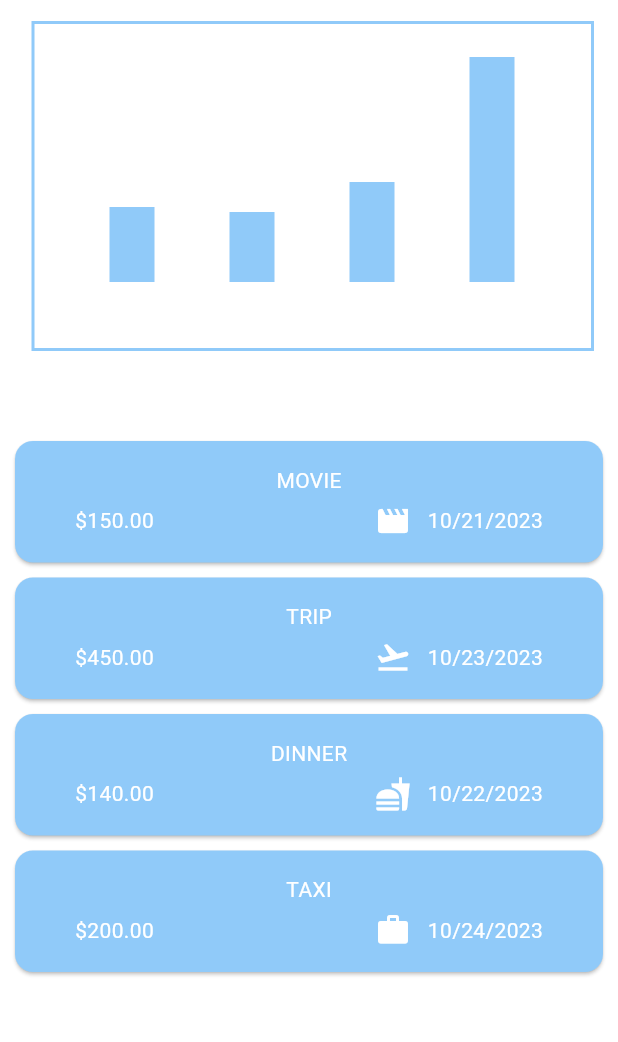
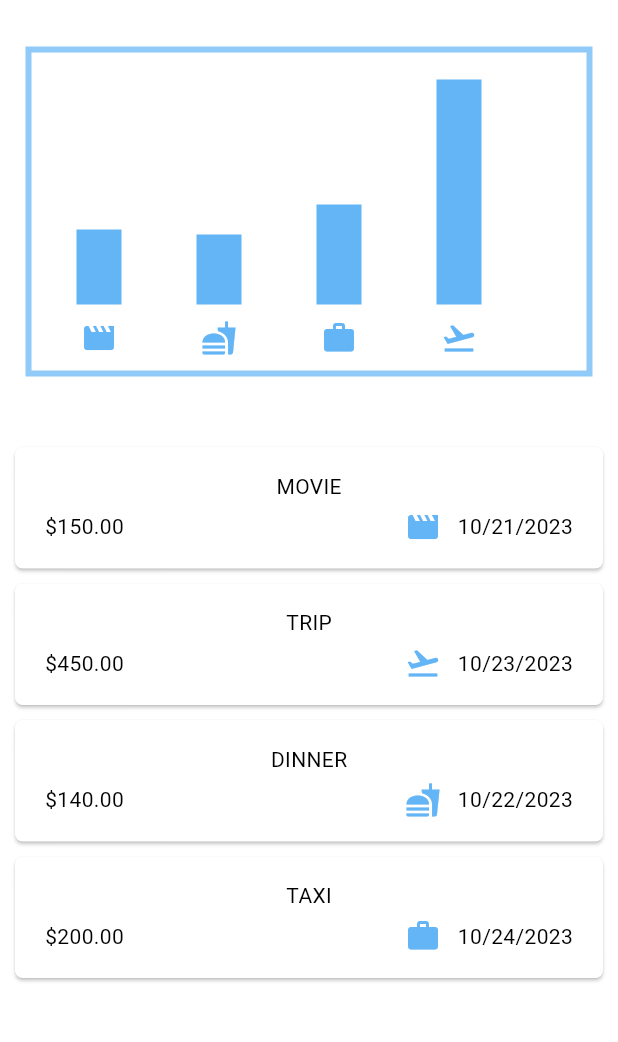
Before and after one commit to basheerkp/expense_tracker, a Flutter app: the screen it shows after launch, on a phone screen of 412 x 824 dp, the part 63-1105 px from its top. Run offline on Flutter 3.47's test engine with Material 2 defaults, Android fonts, the phone set to English and light mode, and no system bars.

Commit message:
a fix on new Expense PopUp
fixed an overflow issue on popup Box while adding new expenses

Fixed Category overflow as "Midlaj ikka" said

```diff
--- a/lib/main.dart
+++ b/lib/main.dart
@@ -10,10 +10,9 @@ void main() {
         colorScheme: const ColorScheme.light(),
         useMaterial3: true,
         cardTheme: const CardTheme().copyWith(
-            color: Colors.blue[200],
             margin: const EdgeInsets.only(top: 10, left: 10, right: 10)),
-        textTheme: const TextTheme(bodyMedium: TextStyle(color: Colors.white)),
-        iconTheme: const IconThemeData(color: Colors.white)),
+        textTheme: const TextTheme(bodyMedium: TextStyle(color: Colors.black)),
+        iconTheme: IconThemeData(color: Colors.blue[300])),
     darkTheme: ThemeData(
         colorScheme: const ColorScheme.dark(),
         useMaterial3: true,
--- a/lib/widgets/expenses.dart
+++ b/lib/widgets/expenses.dart
@@ -1,13 +1,11 @@
 import 'package:expense_tracker/widgets/expenses_list/expenses_list.dart';
 import 'package:expense_tracker/widgets/graph/graph.dart';
 import 'package:flutter/material.dart';
-import 'package:intl/intl.dart';
 
 import '../models/expense.dart';
 
-part 'package:expense_tracker/data/savedexpenses.dart';
-
-part 'popupBox.dart';
+part 'package:expense_tracker/data/saved_expenses.dart';
+part 'popup_box.dart';
 
 class Expenses extends StatefulWidget {
   const Expenses({
@@ -56,40 +54,68 @@ class _ExpensesState extends State<Expenses>
 
   @override
   Widget build(BuildContext context) {
+    final w = MediaQuery.of(context).size.width;
+    final h = MediaQuery.of(context).size.height;
+    bool rotated = MediaQuery.of(context).orientation == Orientation.landscape
+        ? true
+        : false;
     return Scaffold(
         appBar: AppBar(
           title: const Text("Expense Tracker App"),
           actions: [
-          Switch.adaptive(
-              activeColor: Colors.white,
-              inactiveThumbColor: Colors.white,
-              value: on,
-              onChanged: (value) {
-                setState(() {
-                  on = value;
-                });
-              }),
             IconButton(
                 onPressed: () {
                   showDialog(
                       context: context,
                       builder: (context) => PopupBox(
+                            width: w,
+                            height: h,
+                            rotated: rotated,
                             writer: _writeInfo,
                           ));
                 },
                 icon: const Icon(Icons.add_rounded))
           ],
         ),
-      body: Column(
+        body: rotated
+            ? Row(
                 children: [
-          Graph(expenses: _registeredExpenses),
+                  Container(
+                    margin: EdgeInsets.all((h - 378) / 2),
+                    alignment: Alignment.center,
+                    child: Graph(expenses: _registeredExpenses),
+                  ),
                   const SizedBox(
-            height: 50,
+                    width: 10,
                   ),
                   Expanded(
-              child: ExpenseList(_registeredExpenses, deleter: deleteExpense)),
+                      child: ExpenseList(
+                    _registeredExpenses,
+                    deleter: deleteExpense,
+                    h: h,
+                    w: w,
+                  )),
                 ],
+              )
+            : Column(
+                children: [
+                  Container(
+                    margin: EdgeInsets.all((w - 378) / 2),
+                    alignment: Alignment.center,
+                    child: Graph(expenses: _registeredExpenses),
                   ),
-    );
+                  const SizedBox(
+                    height: 20,
+                  ),
+                  Expanded(
+                    child: ExpenseList(
+                      _registeredExpenses,
+                      deleter: deleteExpense,
+                      w: w,
+                      h: h,
+                    ),
+                  ),
+                ],
+              ));
   }
 }
--- a/lib/widgets/expenses_list/expense_item.dart
+++ b/lib/widgets/expenses_list/expense_item.dart
@@ -2,15 +2,21 @@ import 'package:expense_tracker/models/expense.dart';
 import 'package:flutter/material.dart';
 
 class ExpenseItem extends StatelessWidget {
-  const ExpenseItem(this.expense, {super.key});
+  const ExpenseItem(this.expense,
+      {super.key, required this.h, required this.w});
 
+  final double h;
+  final double w;
   final Expense expense;
 
   @override
   Widget build(BuildContext context) {
-    return Card(
+    return SizedBox(
+      child: Card(
+        shape: const RoundedRectangleBorder(
+            borderRadius: BorderRadius.all(Radius.circular(5))),
         child: Padding(
-        padding: const EdgeInsets.symmetric(horizontal: 40, vertical: 16),
+          padding: const EdgeInsets.symmetric(horizontal: 20, vertical: 16),
           child: Column(
             children: [
               Text(expense.title.toUpperCase()),
@@ -32,6 +38,7 @@ class ExpenseItem extends StatelessWidget {
             ],
           ),
         ),
+      ),
     );
   }
 }
--- a/lib/widgets/expenses_list/expenses_list.dart
+++ b/lib/widgets/expenses_list/expenses_list.dart
@@ -7,8 +7,13 @@ class ExpenseList extends StatelessWidget {
   const ExpenseList(
     this.expenses, {
     required this.deleter,
+    required this.w,
+    required this.h,
     super.key,
   });
+
+  final double w;
+  final double h;
 
   final Function(Expense value) deleter;
   final List<Expense> expenses;
@@ -23,7 +28,11 @@ class ExpenseList extends StatelessWidget {
           onDismissed: (direction) {
             deleter(expenses[index]);
           },
-          child: ExpenseItem(expenses[index]),
+          child: ExpenseItem(
+            expenses[index],
+            h: h,
+            w: w,
+          ),
         );
       },
     );
--- a/lib/widgets/graph/graph.dart
+++ b/lib/widgets/graph/graph.dart
@@ -1,7 +1,7 @@
 import 'package:flutter/material.dart';
 
 import '../../models/expense.dart';
-import 'graphbar.dart';
+import 'graph_bar.dart';
 
 class Graph extends StatefulWidget {
   const Graph({super.key, required this.expenses});
@@ -34,18 +34,19 @@ class Graph extends StatefulWidget {
 class _GraphState extends State<Graph> {
   @override
   Widget build(BuildContext context) {
-    return Container(
-      decoration:
-          BoxDecoration(border: Border.all(color: Colors.blue[200]!, width: 2)),
-      margin: const EdgeInsets.only(left: 5),
+    return Row(
+      children: [
+        Container(
+          decoration: BoxDecoration(
+              border: Border.all(color: Colors.blue[200]!, width: 4)),
           height: 220,
-      width: 375,
+          width: 378,
           child: Row(
             mainAxisAlignment: MainAxisAlignment.start,
             crossAxisAlignment: CrossAxisAlignment.end,
             children: [
               const SizedBox(
-            width: 50,
+                width: 30,
               ),
               for (final i in widget.charts) ...{
                 Column(mainAxisAlignment: MainAxisAlignment.end, children: [
@@ -62,15 +63,15 @@ class _GraphState extends State<Graph> {
                   )
                 ]),
                 i == widget.charts.last
-                ? const SizedBox(
-                    width: 0,
-                  )
+                    ? const SizedBox()
                     : const SizedBox(
                         width: 50,
                       )
               }
             ],
           ),
+        ),
+      ],
     );
   }
 }
--- a/lib/widgets/graph/graphbar.dart
+++ b/lib/widgets/graph/graph_bar.dart
@@ -17,7 +17,7 @@ class _GraphBar extends State<GraphBar> {
     return AnimatedContainer(
       height: widget.height * 150,
       width: 30,
-      color: Colors.blue[200],
+      color: Colors.blue[300],
       duration: const Duration(milliseconds: 700),
     );
   }
```
Also changed, not shown: lib/widgets/popup_box.dart (renamed from lib/widgets/popupBox.dart, +39 -21 lines), lib/data/saved_expenses.dart (renamed from lib/data/savedexpenses.dart), 1 other file. Lines whose indentation alone changed are shown as unchanged.
